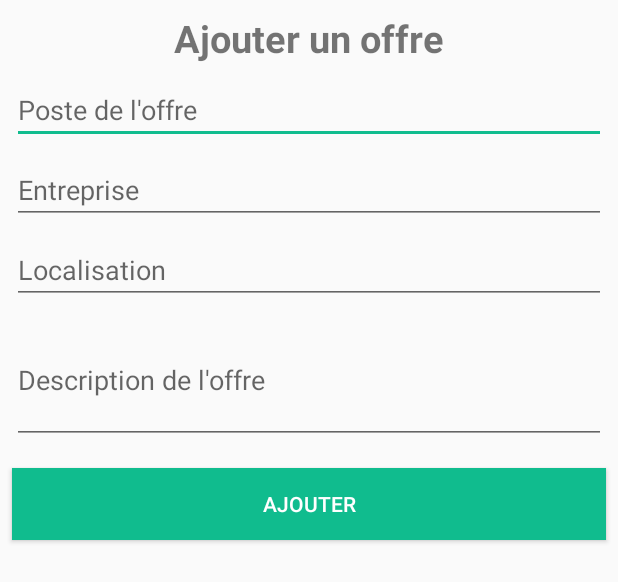
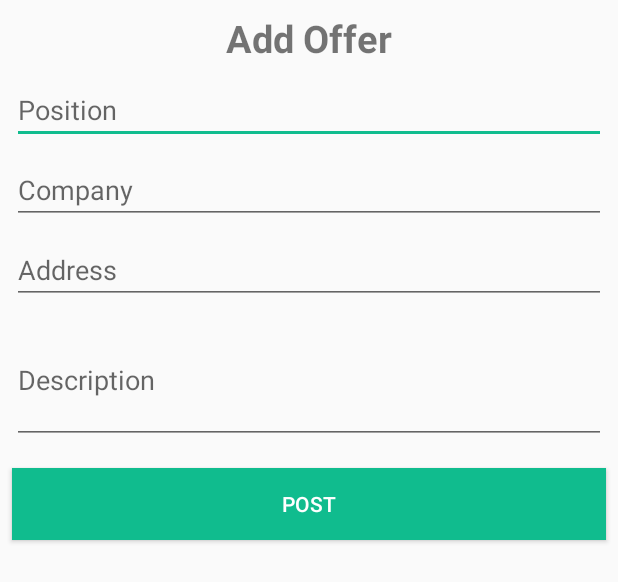
Before and after one commit to Yougourta/SmartRecruit, an Android app: the layout fragment_formulaire_add_offre.xml on its own in the app's theme, with its tools: preview values and no code run, on a phone screen of 412 x 824 dp. Shown: the top 582 px of the screen. Run offline under Robolectric (Android 15) with nearby library versions, the light colour scheme and no system bars; network calls fail.

Commit message:
fix multilanguage for post offer page

```diff
--- a/app/src/main/res/layout/fragment_formulaire_add_offre.xml
+++ b/app/src/main/res/layout/fragment_formulaire_add_offre.xml
@@ -14,7 +14,7 @@
         android:layout_marginStart="8dp"
         android:layout_marginTop="8dp"
         android:layout_marginEnd="8dp"
-        android:text="Ajouter un offre"
+        android:text="@string/add_offer"
         android:textSize="25sp"
         android:textStyle="bold"
         app:layout_constraintEnd_toEndOf="parent"
@@ -28,7 +28,7 @@
         android:layout_marginStart="8dp"
         android:layout_marginTop="8dp"
         android:layout_marginEnd="8dp"
-        android:hint="Poste de l'offre"
+        android:hint="@string/offer_position"
         android:inputType="text"
         app:layout_constraintEnd_toEndOf="parent"
         app:layout_constraintHorizontal_bias="0.0"
@@ -42,7 +42,7 @@
         android:layout_marginStart="8dp"
         android:layout_marginTop="8dp"
         android:layout_marginEnd="8dp"
-        android:hint="Entreprise"
+        android:hint="@string/company"
         android:inputType="text"
         app:layout_constraintEnd_toEndOf="parent"
         app:layout_constraintHorizontal_bias="0.0"
@@ -57,7 +57,7 @@
         android:layout_marginTop="8dp"
         android:layout_marginEnd="8dp"
         android:ems="10"
-        android:hint="Localisation"
+        android:hint="@string/location"
         android:inputType="text"
         app:layout_constraintEnd_toEndOf="parent"
         app:layout_constraintHorizontal_bias="0.0"
@@ -72,7 +72,7 @@
         android:layout_marginTop="8dp"
         android:layout_marginEnd="8dp"
         android:ems="10"
-        android:hint="Description de l'offre"
+        android:hint="@string/description"
         android:inputType="textLongMessage"
         app:layout_constraintEnd_toEndOf="parent"
         app:layout_constraintHorizontal_bias="0.0"
@@ -90,7 +90,7 @@
         android:layout_marginBottom="8dp"
         android:background="@color/colorAccent"
         android:hint="Submit"
-        android:text="Ajouter"
+        android:text="@string/add"
         android:textAlignment="center"
         android:textColor="@color/white"
         app:layout_constraintBottom_toBottomOf="parent"
--- a/app/src/main/res/values/strings.xml
+++ b/app/src/main/res/values/strings.xml
@@ -17,4 +17,12 @@
 
     <string name="recruiter">Recruiter</string>
     <string name="applicant">Applicant</string>
+
+    <string name="add_offer">Add Offer</string>
+    <string name="offer_position">Position</string>
+    <string name="company">Company</string>
+    <string name="location">Address</string>
+    <string name="description">Description</string>
+
+    <string name="add">Post</string>
 </resources>
```
Also changed, not shown: 1 other file.
